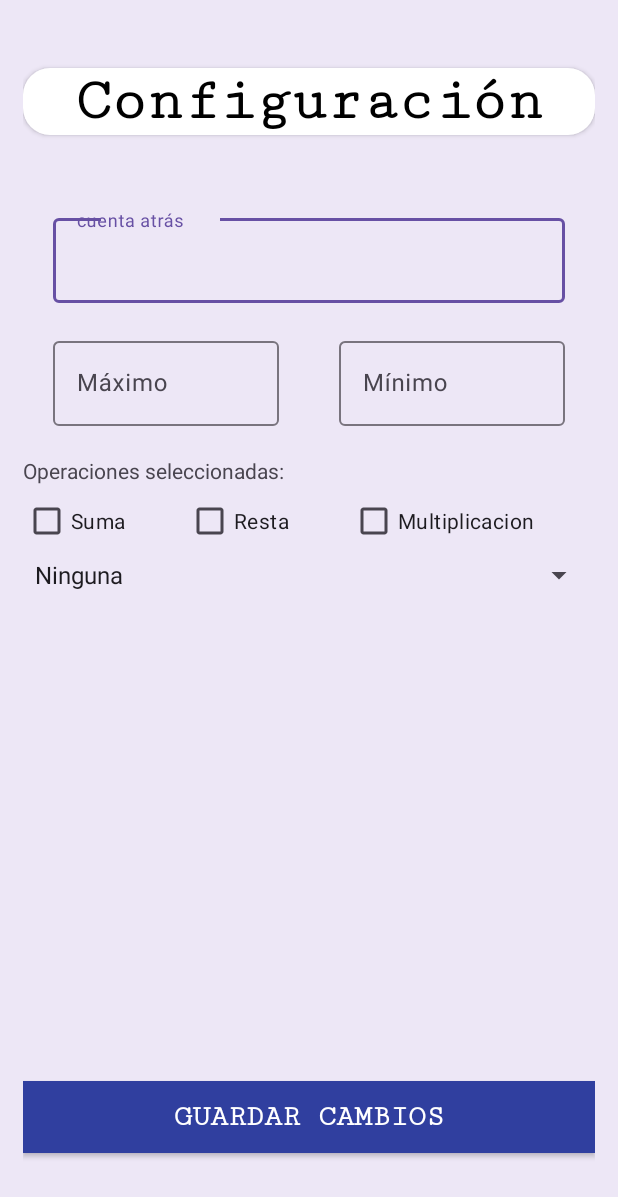
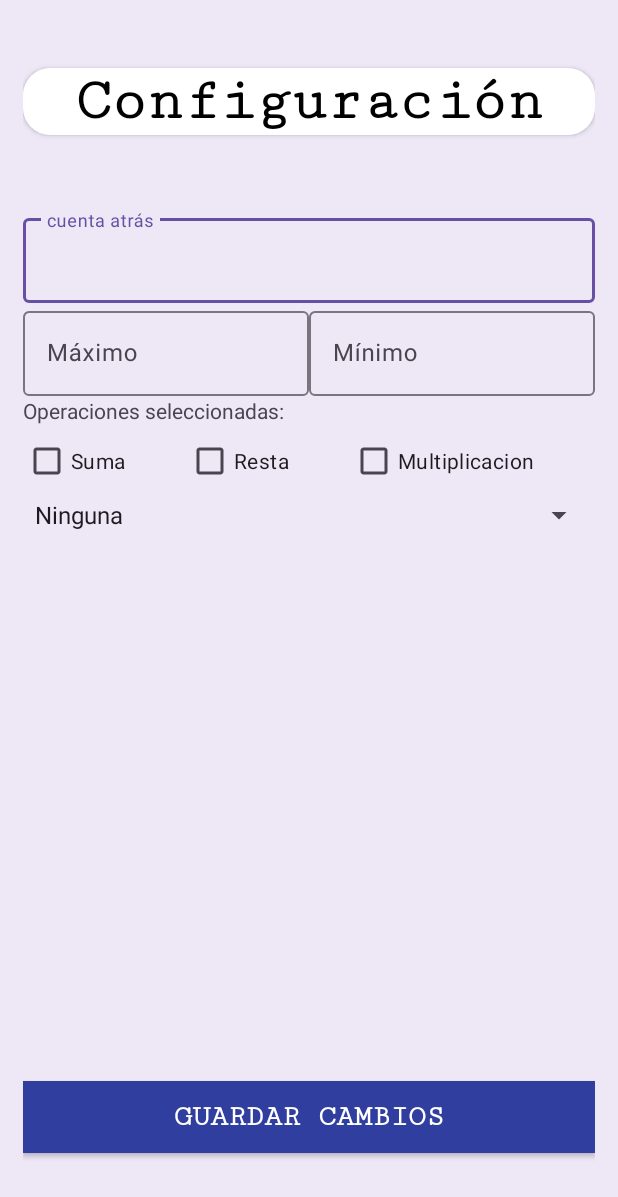
Before and after one commit to Requena05/Practica-PM-FranciscoRequena-Sanchez, an Android app: the AjustesCalculatronActivity2 screen opened directly, with no data from a screen before it, on a phone screen of 412 x 824 dp. Shown: the top 1197 px of the screen. Run offline under Robolectric (Android 15) with nearby library versions, the phone set to English and light mode, and no system bars.

Commit message:
feat: Enhance Calculatron settings and gameplay
This commit refines the Calculatron game by improving its settings and gameplay:

- **Settings:**
    -
 Allows users to select specific operations (+, -, *) instead of only one.
    - Stores and retrieves selected operations using SharedPreferences.
    - Removes unnecessary margins from input fields for better visual appeal.
- **Gameplay:**
    - Dynamically generates calculations based on selected operations.
    - Adjusts calculation
 display to avoid negative results.
    - Improves calculation logic and result validation.
    - Reduces top margin in the layout for better spacing.

```diff
--- a/app/src/main/java/com/example/practica_pm_franciscorequena_sanchez/AjustesCalculatronActivity2.kt
+++ b/app/src/main/java/com/example/practica_pm_franciscorequena_sanchez/AjustesCalculatronActivity2.kt
@@ -21,11 +21,14 @@ class AjustesCalculatronActivity2 : AppCompatActivity() {
     private lateinit var minimo: TextInputEditText
     private lateinit var cuentaatras: TextInputEditText
     private lateinit var guardar: AppCompatButton
-
+    private lateinit var sharedPreferences : SharedPreferences
     override fun onCreate(savedInstanceState: Bundle?) {
         super.onCreate(savedInstanceState)
+        sharedPreferences = getSharedPreferences("Ajustes", MODE_PRIVATE)
+        setContentView(R.layout.activity_ajustes_calculatron2)
 
-        setContentView(R.layout.activity_ajustes_calculatron2)
+
+        val operaciones=getOperaciones()
         animaciones = findViewById(R.id.animaciones)
         suma = findViewById(R.id.suma)
         resta = findViewById(R.id.Resta)
@@ -35,10 +38,20 @@ class AjustesCalculatronActivity2 : AppCompatActivity() {
         cuentaatras = findViewById(R.id.cuentaatras)
         guardar = findViewById(R.id.guardar)
 
+        //recorremos las operaciones y seteamos los checkbox que sean
+
+        for(op in operaciones){
+            if(op == "-")resta.isChecked=true
+            if(op == "+")suma.isChecked=true
+            if(op == "*")multiplicacion.isChecked=true
+        }
+        //limpiamos sp operaciones
+        sharedPreferences.edit().putString("operaciones","").apply()
+
         val animacion= arrayOf("Ninguna","Animacion1","Animacion2","Animacion3")
         animaciones.adapter=ArrayAdapter(this,android.R.layout.simple_spinner_item,animacion)
         guardar.setOnClickListener {
-            val sharedPreferences = getSharedPreferences("Ajustes", MODE_PRIVATE)
+
             val editor = sharedPreferences.edit()
             editor.putString("animacion", animaciones.selectedItem.toString())
             if(maximo.text.toString()==""){
@@ -46,28 +59,35 @@ class AjustesCalculatronActivity2 : AppCompatActivity() {
             }else{
                 editor.putInt("maximo",maximo.text.toString().toInt())
             }
+
             if(minimo.text.toString()==""){
                 editor.putInt("minimo",1)
             }else{
                 editor.putInt("minimo",minimo.text.toString().toInt())
             }
+
             if(cuentaatras.text.toString()==""){
                 editor.putInt("cuentaatras",21)
             }else{
                 editor.putInt("cuentaatras",cuentaatras.text.toString().toInt())
             }
+
             if (!suma.isChecked && !resta.isChecked && !multiplicacion.isChecked) {
-                editor.putString("operaciones", "+")
-                editor.putString("operaciones", "-")
+                editor.putString("operaciones", "+|-")
             }
             if (suma.isChecked) {
-                editor.putString("operaciones", "+")
+               // editor.putString("operaciones", sharedPreferences.getString("operaciones", "") + (if (sharedPreferences.getString("operaciones", "") == "") "+" else  "|+"))
+                //si ya existe la suma la quitamos no hacemos na y sino la concatenamos
+
+                editor.putString("operaciones", "+").apply()
+
             }
             if (resta.isChecked) {
-                editor.putString("operaciones", "-")
+                editor.putString("operaciones", sharedPreferences.getString("operaciones", "") + (if (sharedPreferences.getString("operaciones", "") == "") "-" else  "|-")).apply()
+
             }
             if (multiplicacion.isChecked) {
-                editor.putString("operaciones", "*")
+                editor.putString("operaciones", sharedPreferences.getString("operaciones", "") + (if (sharedPreferences.getString("operaciones", "") == "") "*" else  "|*")).apply()
             }
 
             editor.putString("cuentaatras", cuentaatras.text.toString())
@@ -78,4 +98,8 @@ class AjustesCalculatronActivity2 : AppCompatActivity() {
         }
     }
 
+    private fun getOperaciones(): List<String> {
+        return sharedPreferences.getString("operaciones","")!!.split('|')
+    }
+
 }
--- a/app/src/main/res/layout/activity_ajustes_calculatron2.xml
+++ b/app/src/main/res/layout/activity_ajustes_calculatron2.xml
@@ -42,7 +42,6 @@
                 android:inputType="number"
                 android:textColorHint="@color/white"
                 android:fontFamily="sans-serif"
-                android:layout_margin="20dp"
                 />
 
       </com.google.android.material.textfield.TextInputLayout>
@@ -69,7 +68,7 @@
                       android:inputType="number"
                       android:textColorHint="@color/white"
                       android:fontFamily="sans-serif"
-                      android:layout_margin="20dp"
+
                       />
 
 
@@ -88,7 +87,7 @@
                       android:inputType="number"
                       android:textColorHint="@color/white"
                       android:fontFamily="sans-serif"
-                      android:layout_margin="20dp"
+
                       />
 
 
--- a/app/src/main/res/layout/activity_jugar_partidas_calculatron2.xml
+++ b/app/src/main/res/layout/activity_jugar_partidas_calculatron2.xml
@@ -22,7 +22,7 @@
         android:elevation="2dp"
         />
     <TextView
-        android:layout_marginTop="50dp"
+        android:layout_marginTop="10dp"
         android:id="@+id/cabecera"
         android:layout_width="match_parent"
         android:layout_height="wrap_content"
--- a/gradle/libs.versions.toml
+++ b/gradle/libs.versions.toml
@@ -1,5 +1,5 @@
 [versions]
-agp = "8.7.1"
+agp = "8.7.0-alpha09"
 kotlin = "1.9.24"
 coreKtx = "1.10.1"
 junit = "4.13.2"
```
Also changed, not shown: app/src/main/java/com/example/practica_pm_franciscorequena_sanchez/Jugar_Partidas_CalculatronActivity2.kt (+51 -73 lines).
